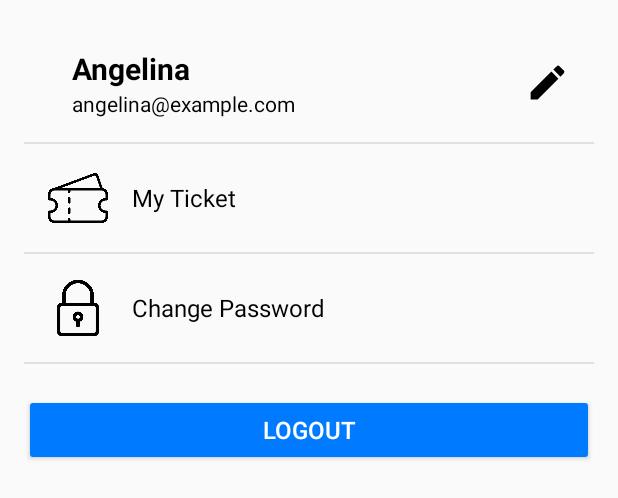
After one commit to RichardEfrem/AbsoluteCinema, an Android app: the layout activity_profile_page.xml on its own in the app's theme, with its tools: preview values and no code run, on a phone screen of 412 x 824 dp. The commit adds this screen. Shown: the top 498 px of the screen. Run offline under Robolectric (Android 15) with nearby library versions, the phone set to English and light mode, and no system bars.

Commit message:
Done Fixing Login Func and Adding Logout Func

```diff
--- a/app/build.gradle.kts
+++ b/app/build.gradle.kts
@@ -44,6 +44,7 @@ dependencies {
     implementation(libs.androidx.activity)
     implementation(libs.androidx.constraintlayout)
     implementation(libs.firebase.auth)
+    implementation(libs.firebase.firestore)
     testImplementation(libs.junit)
     androidTestImplementation(libs.androidx.junit)
     androidTestImplementation(libs.androidx.espresso.core)
--- a/app/src/main/AndroidManifest.xml
+++ b/app/src/main/AndroidManifest.xml
@@ -12,6 +12,9 @@
         android:supportsRtl="true"
         android:theme="@style/Theme.AbsoluteCinema"
         tools:targetApi="31">
+        <activity
+            android:name=".ProfilePage"
+            android:exported="false" />
         <activity
             android:name=".RegisterPage"
             android:exported="false" />
--- /dev/null
+++ b/app/src/main/res/drawable/edit.xml
@@ -0,0 +1,5 @@
+<vector xmlns:android="http://schemas.android.com/apk/res/android" android:height="24dp" android:tint="#000000" android:viewportHeight="24" android:viewportWidth="24" android:width="24dp">
+
+    <path android:fillColor="@android:color/white" android:pathData="M3,17.25V21h3.75L17.81,9.94l-3.75,-3.75L3,17.25zM20.71,7.04c0.39,-0.39 0.39,-1.02 0,-1.41l-2.34,-2.34c-0.39,-0.39 -1.02,-0.39 -1.41,0l-1.83,1.83 3.75,3.75 1.83,-1.83z"/>
+
+</vector>
--- /dev/null
+++ b/app/src/main/res/layout/activity_profile_page.xml
@@ -0,0 +1,147 @@
+<?xml version="1.0" encoding="utf-8"?>
+<RelativeLayout xmlns:android="http://schemas.android.com/apk/res/android"
+    xmlns:app="http://schemas.android.com/apk/res-auto"
+    xmlns:tools="http://schemas.android.com/tools"
+    android:id="@+id/main"
+    android:layout_width="match_parent"
+    android:layout_height="match_parent"
+    tools:context=".ProfilePage">
+
+    <!-- Scrollable Content -->
+    <ScrollView
+        android:id="@+id/scroll_content"
+        android:layout_width="match_parent"
+        android:layout_height="match_parent"
+        android:padding="16dp">
+
+        <LinearLayout
+            android:layout_width="match_parent"
+            android:layout_height="wrap_content"
+            android:orientation="vertical">
+
+            <!-- Profile Section -->
+            <RelativeLayout
+                android:layout_width="match_parent"
+                android:layout_height="wrap_content"
+                android:padding="16dp">
+
+
+                <!-- Profile Info -->
+                <LinearLayout
+                    android:layout_width="wrap_content"
+                    android:layout_height="wrap_content"
+                    android:orientation="vertical"
+                    android:layout_marginStart="16dp">
+
+                    <TextView
+                        android:id="@+id/profile_name"
+                        android:layout_width="wrap_content"
+                        android:layout_height="wrap_content"
+                        android:text="Angelina"
+                        android:textColor="#000000"
+                        android:textSize="20sp"
+                        android:textStyle="bold" />
+
+                    <TextView
+                        android:id="@+id/email_address"
+                        android:layout_width="wrap_content"
+                        android:layout_height="wrap_content"
+                        android:text="angelina@example.com"
+                        android:textColor="#000000"
+                        android:textSize="14sp" />
+                </LinearLayout>
+
+                <!-- Edit Profile Icon -->
+                <ImageView
+                    android:id="@+id/edit_profile_icon"
+                    android:layout_width="30dp"
+                    android:layout_height="30dp"
+                    android:src="@drawable/edit"
+                    android:layout_alignParentEnd="true"
+                    android:layout_centerVertical="true"
+                    android:contentDescription="Edit Profile" />
+            </RelativeLayout>
+
+            <View
+                android:layout_width="match_parent"
+                android:layout_height="1dp"
+                android:background="#E0E0E0" />
+
+            <!-- My Ticket -->
+            <LinearLayout
+                android:id="@+id/my_ticket"
+                android:layout_width="match_parent"
+                android:layout_height="wrap_content"
+                android:orientation="horizontal"
+                android:padding="16dp"
+                android:gravity="center_vertical"
+                android:clickable="true"
+                android:focusable="true">
+
+                <ImageView
+                    android:id="@+id/my_ticket_icon"
+                    android:layout_width="40dp"
+                    android:layout_height="40dp"
+                    app:tint="@android:color/black"
+                    android:src="@drawable/ticket" />
+
+                <TextView
+                    android:layout_width="wrap_content"
+                    android:layout_height="wrap_content"
+                    android:layout_marginStart="16dp"
+                    android:text="My Ticket"
+                    android:textColor="#000000"
+                    android:textSize="16sp" />
+            </LinearLayout>
+
+            <View
+                android:layout_width="match_parent"
+                android:layout_height="1dp"
+                android:background="#E0E0E0" />
+
+            <!-- Payment History -->
+            <LinearLayout
+                android:id="@+id/payment_history"
+                android:layout_width="match_parent"
+                android:layout_height="wrap_content"
+                android:orientation="horizontal"
+                android:padding="16dp"
+                android:gravity="center_vertical"
+                android:clickable="true"
+                android:focusable="true">
+
+                <ImageView
+                    android:id="@+id/payment_history_icon"
+                    android:layout_width="40dp"
+                    android:layout_height="40dp"
+                    app:tint="@android:color/black"
+                    android:src="@drawable/padlock" />
+
+                <TextView
+                    android:layout_width="wrap_content"
+                    android:layout_height="wrap_content"
+                    android:layout_marginStart="16dp"
+                    android:text="Change Password"
+                    android:textColor="#000000"
+                    android:textSize="16sp" />
+            </LinearLayout>
+
+            <View
+                android:layout_width="match_parent"
+                android:layout_height="1dp"
+                android:background="#E0E0E0" />
+
+            <!-- Logout Button -->
+            <Button
+                android:id="@+id/logout_button"
+                android:layout_width="match_parent"
+                android:layout_height="wrap_content"
+                android:layout_marginTop="20dp"
+                android:backgroundTint="#007BFF"
+                android:text="Logout"
+                android:textColor="#FFFFFF"
+                android:textSize="16sp" />
+        </LinearLayout>
+    </ScrollView>
+
+</RelativeLayout>
--- a/gradle/libs.versions.toml
+++ b/gradle/libs.versions.toml
@@ -11,6 +11,7 @@ activity = "1.9.3"
 constraintlayout = "2.2.0"
 googleGmsGoogleServices = "4.4.2"
 firebaseAuth = "23.1.0"
+firebaseFirestore = "25.1.1"
 
 [libraries]
 androidx-core-ktx = { group = "androidx.core", name = "core-ktx", version.ref = "coreKtx" }
@@ -22,6 +23,7 @@ material = { group = "com.google.android.material", name = "material", version.r
 androidx-activity = { group = "androidx.activity", name = "activity", version.ref = "activity" }
 androidx-constraintlayout = { group = "androidx.constraintlayout", name = "constraintlayout", version.ref = "constraintlayout" }
 firebase-auth = { group = "com.google.firebase", name = "firebase-auth", version.ref = "firebaseAuth" }
+firebase-firestore = { group = "com.google.firebase", name = "firebase-firestore", version.ref = "firebaseFirestore" }
 
 [plugins]
 android-application = { id = "com.android.application", version.ref = "agp" }
```
Also changed, not shown: app/src/main/java/uas/c14220270/absolutecinema/LoginPage.kt (+34 -2 lines), app/src/main/java/uas/c14220270/absolutecinema/MainActivity.kt (+14 -0 lines), app/src/main/java/uas/c14220270/absolutecinema/ProfilePage.kt (added, +48 -0 lines), app/src/main/java/uas/c14220270/absolutecinema/RegisterPage.kt (+30 -9 lines), app/src/main/java/uas/c14220270/absolutecinema/SharedPreferencesManager.kt (added, +27 -0 lines), app/src/main/res/layout/activity_register_page.xml (+14 -1 lines), app/src/main/res/drawable/padlock.png (added), app/src/main/res/drawable/ticket.png (added).
